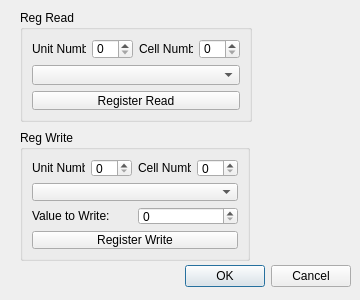
Above: test.ui from Lexcelon/batlab-toolkit-gui before the change. Below: the same form after it.
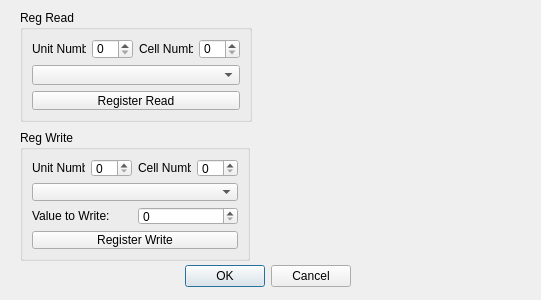
That is the form after the change.

```diff
--- a/test.ui
+++ b/test.ui
@@ -6,7 +6,7 @@
    <rect>
     <x>0</x>
     <y>0</y>
-    <width>360</width>
+    <width>541</width>
     <height>300</height>
    </rect>
   </property>
```
